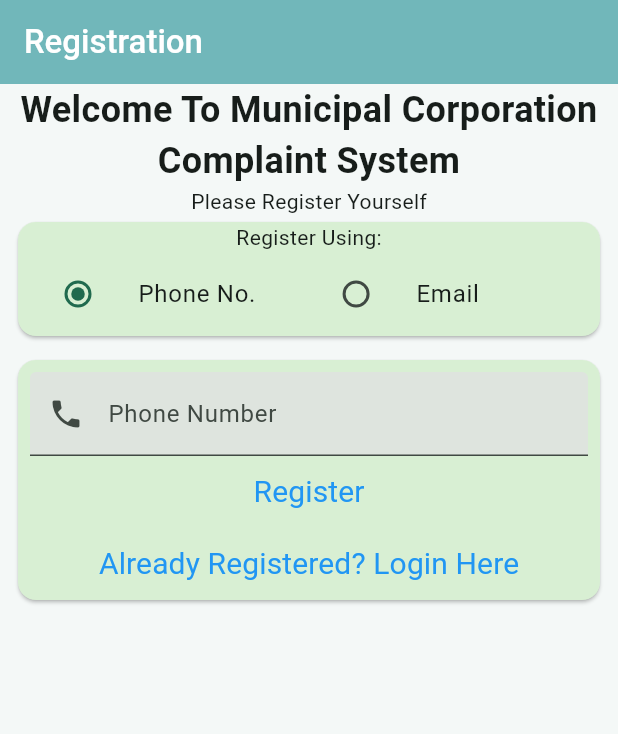
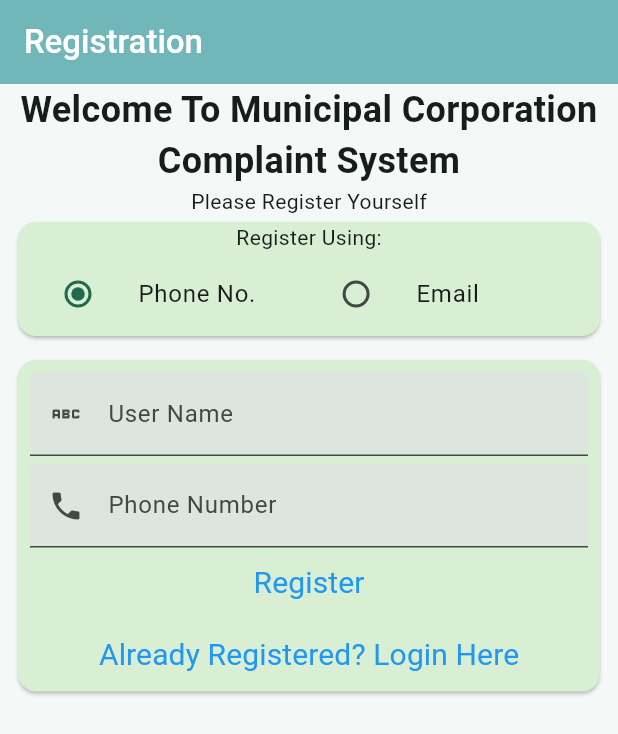
Before and after one commit to Omkar-t06/My_MCMS_App, a Flutter app: the screen it shows after launch, after a tap on "Register Here!!", on a phone screen of 412 x 824 dp. Shown: the top 734 px of the screen. Run offline on Flutter 3.47's test engine with Material 3 defaults, Android fonts, the phone set to English and light mode, and no system bars; our stand-ins replace cached_network_image, cloud_firestore, firebase_auth, firebase_core, flutter_dotenv, geolocator and 1 more; accounts and stored records are empty; network calls fail.

Commit message:
User Data Collection

```diff
--- a/lib/constants/router.dart
+++ b/lib/constants/router.dart
@@ -1,8 +1,9 @@
 import 'package:flutter/material.dart';
+import 'package:my_mcms/views/auth_view/forgot_password_view.dart';
 import 'package:my_mcms/views/client_views/client_home_view.dart';
-import 'package:my_mcms/views/auth_screen/login_view.dart';
-import 'package:my_mcms/views/auth_screen/registration_view.dart';
-import 'package:my_mcms/views/auth_screen/verify_email.dart';
+import 'package:my_mcms/views/auth_view/login_view.dart';
+import 'package:my_mcms/views/auth_view/registration_view.dart';
+import 'package:my_mcms/views/auth_view/verify_email.dart';
 
 Route<dynamic> generateRoute(RouteSettings routeSettings) {
   switch (routeSettings.name) {
@@ -26,6 +27,11 @@ Route<dynamic> generateRoute(RouteSettings routeSettings) {
         settings: routeSettings,
         builder: (context) => const ClientHomeView(),
       );
+    case ForgotPasswordView.route:
+      return MaterialPageRoute(
+        settings: routeSettings,
+        builder: (context) => const ForgotPasswordView(),
+      );
     default:
       return MaterialPageRoute(
         settings: routeSettings,
--- a/lib/main.dart
+++ b/lib/main.dart
@@ -7,8 +7,8 @@ import 'package:my_mcms/firebase_options.dart';
 import 'package:my_mcms/service/auth/auth_service.dart';
 import 'package:my_mcms/utils/message_widget/loader.dart';
 import 'package:my_mcms/views/bottom_nav_bar.dart';
-import 'package:my_mcms/views/auth_screen/login_view.dart';
-import 'package:my_mcms/views/auth_screen/verify_email.dart';
+import 'package:my_mcms/views/auth_view/login_view.dart';
+import 'package:my_mcms/views/auth_view/verify_email.dart';
 
 Future main() async {
   WidgetsFlutterBinding.ensureInitialized();
--- a/lib/utils/widgets/custom_appbar.dart
+++ b/lib/utils/widgets/custom_appbar.dart
@@ -6,7 +6,7 @@ import 'package:my_mcms/constants/enums.dart';
 import 'package:my_mcms/constants/text_style.dart';
 import 'package:my_mcms/service/auth/auth_service.dart';
 import 'package:my_mcms/utils/message_widget/show_log_out_dialog.dart';
-import 'package:my_mcms/views/auth_screen/login_view.dart';
+import 'package:my_mcms/views/auth_view/login_view.dart';
 
 AppBar customAuthAppBar({required String titleText}) {
   return AppBar(
--- a/lib/views/auth_screen/login_view.dart
+++ b/lib/views/auth_view/login_view.dart
@@ -8,12 +8,13 @@ import 'package:my_mcms/service/auth/auth_expections.dart';
 import 'package:my_mcms/service/auth/auth_service.dart';
 import 'package:my_mcms/utils/message_widget/show_snackbar.dart';
 import 'package:my_mcms/utils/widgets/vertical_space.dart';
+import 'package:my_mcms/views/auth_view/forgot_password_view.dart';
 import 'package:my_mcms/views/client_views/client_home_view.dart';
-import 'package:my_mcms/views/auth_screen/registration_view.dart';
+import 'package:my_mcms/views/auth_view/registration_view.dart';
 import 'package:my_mcms/utils/widgets/auth_textfield.dart';
 import 'package:my_mcms/utils/widgets/custom_appbar.dart';
 import 'package:my_mcms/utils/widgets/title_text.dart';
-import 'package:my_mcms/views/auth_screen/verify_email.dart';
+import 'package:my_mcms/views/auth_view/verify_email.dart';
 
 class LoginView extends StatefulWidget {
   static const String route = '/login';
@@ -208,6 +209,17 @@ class _LoginViewState extends State<LoginView> {
                         style: buttonTextStyle,
                       ),
                     ),
+                    TextButton(
+                        onPressed: () async {
+                          Navigator.pushNamed(
+                            context,
+                            ForgotPasswordView.route,
+                          );
+                        },
+                        child: const Text(
+                          "Forgot Password?",
+                          style: buttonTextStyle,
+                        )),
                   ],
                 ),
               ),
--- a/lib/views/auth_screen/registration_view.dart
+++ b/lib/views/auth_view/registration_view.dart
@@ -6,14 +6,15 @@ import 'package:my_mcms/constants/enums.dart';
 import 'package:my_mcms/constants/text_style.dart';
 import 'package:my_mcms/service/auth/auth_expections.dart';
 import 'package:my_mcms/service/auth/auth_service.dart';
+import 'package:my_mcms/service/cloud/firebase_cloud_storage.dart';
 import 'package:my_mcms/utils/message_widget/show_snackbar.dart';
 import 'package:my_mcms/utils/widgets/vertical_space.dart';
 import 'package:my_mcms/views/client_views/client_home_view.dart';
-import 'package:my_mcms/views/auth_screen/login_view.dart';
+import 'package:my_mcms/views/auth_view/login_view.dart';
 import 'package:my_mcms/utils/widgets/auth_textfield.dart';
 import 'package:my_mcms/utils/widgets/custom_appbar.dart';
 import 'package:my_mcms/utils/widgets/title_text.dart';
-import 'package:my_mcms/views/auth_screen/verify_email.dart';
+import 'package:my_mcms/views/auth_view/verify_email.dart';
 
 class RegistrationView extends StatefulWidget {
   static const String route = '/registration';
@@ -24,10 +25,18 @@ class RegistrationView extends StatefulWidget {
 }
 
 class _RegistrationViewState extends State<RegistrationView> {
+  late final FirebaseCloudStorage _userService;
   RegistrationOptions _options = RegistrationOptions.phoneNo;
   final TextEditingController _emailController = TextEditingController();
+  final TextEditingController _userNameController = TextEditingController();
   final TextEditingController _phoneController = TextEditingController();
   final TextEditingController _passwordController = TextEditingController();
+
+  @override
+  void initState() {
+    _userService = FirebaseCloudStorage();
+    super.initState();
+  }
 
   @override
   void dispose() {
@@ -104,6 +113,16 @@ class _RegistrationViewState extends State<RegistrationView> {
                 child: Column(
                   children: [
                     if (_options == RegistrationOptions.phoneNo)
+                      Column(
+                        children: [
+                          IdCredencialTextField(
+                            controller: _userNameController,
+                            keyboardType: TextInputType.emailAddress,
+                            hintText: 'Enter your name',
+                            label: 'User Name',
+                            icon: const Icon(Icons.abc),
+                          ),
+                          verticalSpace(5),
                           IdCredencialTextField(
                             controller: _phoneController,
                             keyboardType: TextInputType.phone,
@@ -111,9 +130,19 @@ class _RegistrationViewState extends State<RegistrationView> {
                             label: 'Phone Number',
                             icon: const Icon(Icons.phone),
                           ),
+                        ],
+                      ),
                     if (_options == RegistrationOptions.email)
                       Column(
                         children: [
+                          IdCredencialTextField(
+                            controller: _userNameController,
+                            keyboardType: TextInputType.emailAddress,
+                            hintText: 'Enter your name',
+                            label: 'User Name',
+                            icon: const Icon(Icons.abc),
+                          ),
+                          verticalSpace(5),
                           IdCredencialTextField(
                             controller: _emailController,
                             keyboardType: TextInputType.emailAddress,
@@ -136,6 +165,15 @@ class _RegistrationViewState extends State<RegistrationView> {
                               password: _passwordController.text,
                             );
                             AuthService.firebase().sendEmailVerification();
+                            final user = AuthService.firebase().currentUser;
+                            if (user != null) {
+                              await _userService.createUserDetails(
+                                uid: user.uid,
+                                userName: _userNameController.text,
+                                address: "",
+                                email: _emailController.text,
+                              );
+                            }
                             Navigator.pushNamedAndRemoveUntil(
                               context,
                               VerifyEmail.route,
@@ -167,6 +205,12 @@ class _RegistrationViewState extends State<RegistrationView> {
                                 "Verify with OTP and click Login again",
                               );
                             } else {
+                              await _userService.createUserDetails(
+                                uid: user.uid,
+                                userName: _userNameController.text,
+                                address: "",
+                                email: _phoneController.text,
+                              );
                               Navigator.of(context).pushNamedAndRemoveUntil(
                                 ClientHomeView.route,
                                 (_) => false,
--- a/lib/views/auth_screen/verify_email.dart
+++ b/lib/views/auth_view/verify_email.dart
@@ -7,7 +7,7 @@ import 'package:my_mcms/service/auth/auth_service.dart';
 import 'package:my_mcms/utils/message_widget/show_snackbar.dart';
 import 'package:my_mcms/utils/widgets/custom_appbar.dart';
 import 'package:my_mcms/utils/widgets/title_text.dart';
-import 'package:my_mcms/views/auth_screen/login_view.dart';
+import 'package:my_mcms/views/auth_view/login_view.dart';
 
 class VerifyEmail extends StatefulWidget {
   static const String route = '/verify-email';
--- a/pubspec.yaml
+++ b/pubspec.yaml
@@ -48,6 +48,7 @@ dependencies:
   url_launcher: ^6.3.0
   cached_network_image: ^3.3.1
   image_picker: ^1.1.2
+  gallery_picker: ^0.5.1
 
 dev_dependencies:
   flutter_test:
```
Also changed, not shown: lib/views/auth_view/forgot_password_view.dart (added, +64 -0 lines), pubspec.lock, 5 other files. Lines whose indentation alone changed are shown as unchanged.
